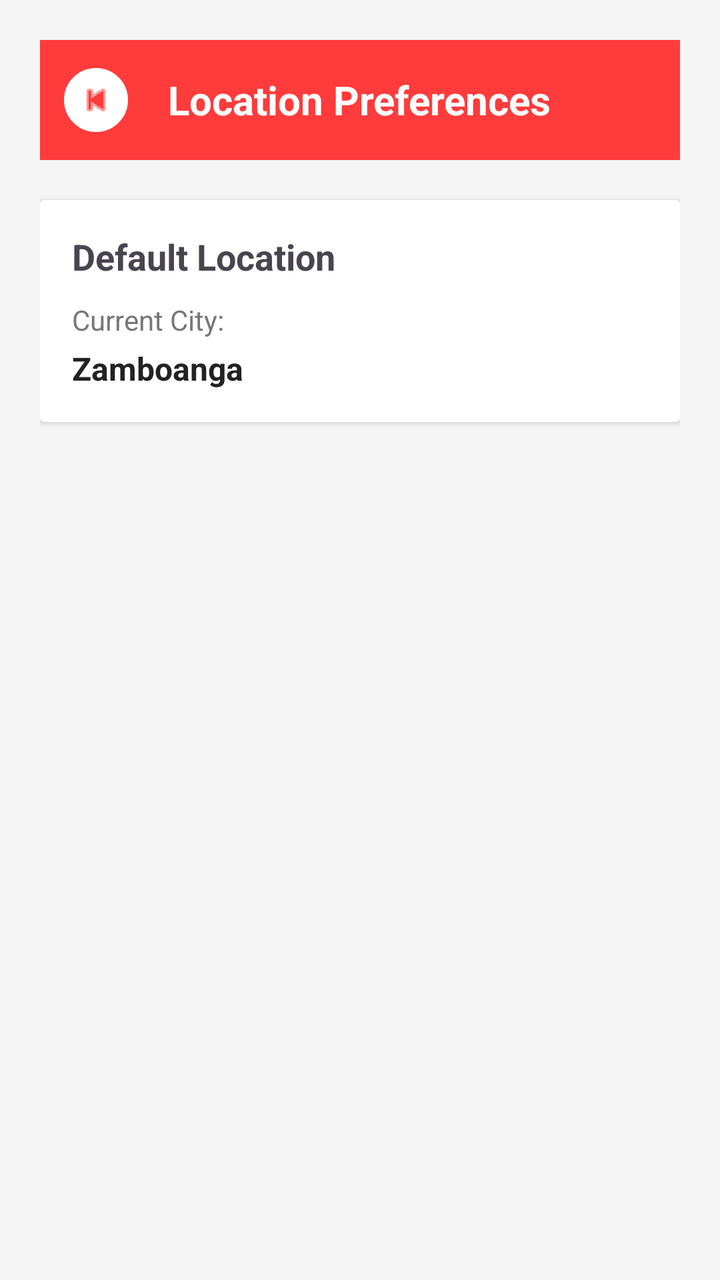
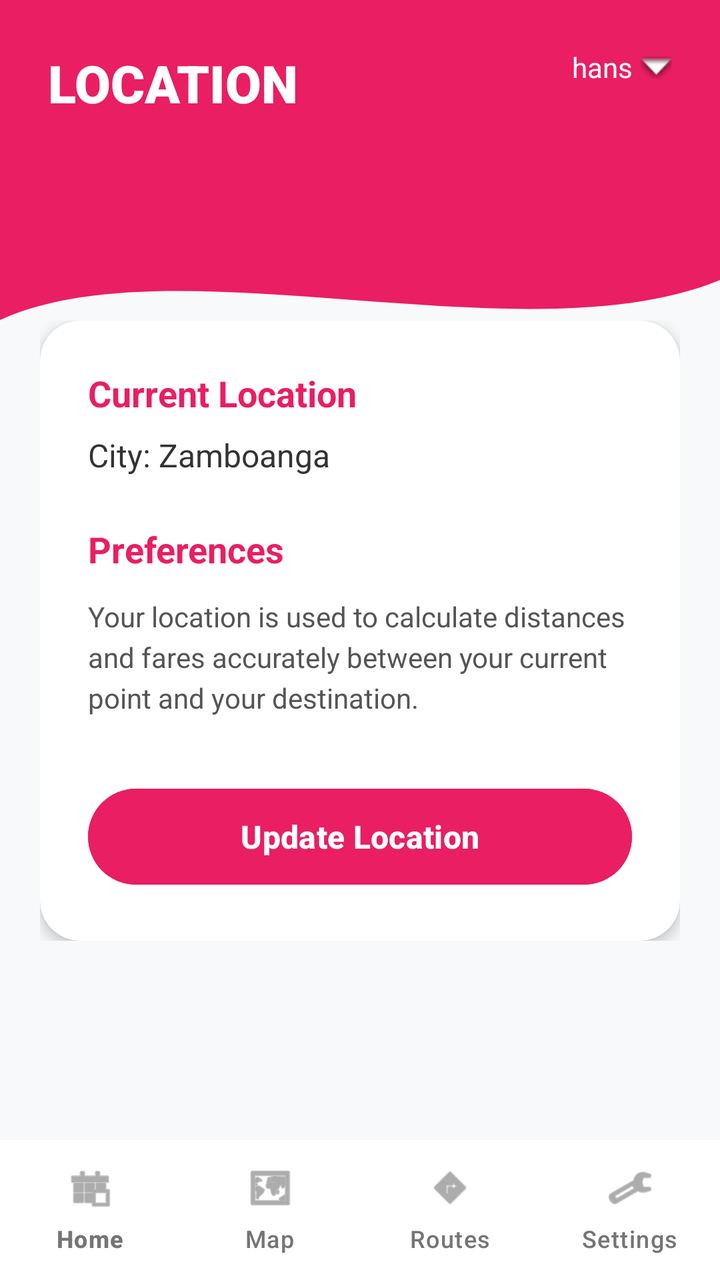

Screens rendered from an Android XML layout before and after an edit, with the pre-edit source and the edit as a unified diff.
<!-- AndroidManifest.xml: application theme Theme.Parada_Finals -->
<!-- res/layout/activity_location.xml -->
<?xml version="1.0" encoding="utf-8"?>
<LinearLayout xmlns:android="http://schemas.android.com/apk/res/android"
    android:layout_width="match_parent"
    android:layout_height="match_parent"
    android:orientation="vertical"
    android:padding="20dp"
    android:background="#F5F5F5">

    
    <RelativeLayout
        android:layout_width="match_parent"
        android:layout_height="60dp"
        android:background="#FF3B3B"
        android:padding="10dp"
        android:layout_marginBottom="20dp">

        
        <ImageView
            android:id="@+id/btnBack"
            android:layout_width="36dp"
            android:layout_height="36dp"
            android:src="@android:drawable/ic_media_previous"
            android:tint="#FF3B3B"
            android:background="@drawable/back_circle_bg"
            android:padding="8dp"
            android:layout_centerVertical="true"
            android:layout_alignParentStart="true"
            android:clickable="true"
            android:focusable="true"/>

        
        <TextView
            android:layout_width="wrap_content"
            android:layout_height="wrap_content"
            android:text="Location Preferences"
            android:textSize="20sp"
            android:textStyle="bold"
            android:textColor="#FFFFFF"
            android:layout_centerInParent="true"/>
    </RelativeLayout>

    
    <androidx.cardview.widget.CardView
        android:layout_width="match_parent"
        android:layout_height="wrap_content"
        android:elevation="6dp"
        android:layout_marginBottom="16dp">

        <LinearLayout
            android:layout_width="match_parent"
            android:layout_height="wrap_content"
            android:orientation="vertical"
            android:padding="16dp">

            <TextView
                android:text="Default Location"
                android:textSize="18sp"
                android:textStyle="bold"
                android:layout_marginBottom="10dp"
                android:layout_width="wrap_content"
                android:layout_height="wrap_content"/>

            <TextView
                android:text="Current City:"
                android:textSize="14sp"
                android:textColor="#777777"
                android:layout_width="wrap_content"
                android:layout_height="wrap_content"/>

            <TextView
                android:text="Zamboanga"
                android:textSize="16sp"
                android:textStyle="bold"
                android:textColor="#222222"
                android:layout_marginTop="4dp"
                android:layout_width="wrap_content"
                android:layout_height="wrap_content"/>

        </LinearLayout>

    </androidx.cardview.widget.CardView>

</LinearLayout>
<!-- resources referenced by this layout -->
<resources>
  <!-- drawable back_circle_bg (drawable) -->
  <?xml version="1.0" encoding="utf-8"?>
  <ripple xmlns:android="http://schemas.android.com/apk/res/android"
      android:color="#33FFFFFF">
  
      <item>
          <shape android:shape="oval">
              <solid android:color="#FFFFFF"/>
              <stroke android:width="2dp" android:color="#FF3B3B"/>
          </shape>
      </item>
  
  </ripple>
  <style name="Theme.Parada_Finals" parent="Base.Theme.Parada_Finals" />
  <style name="Base.Theme.Parada_Finals" parent="Theme.Material3.DayNight.NoActionBar">
          
          
      </style>
</resources>

<!-- the commit's change to res/layout/activity_location.xml (unified diff, before → after) -->
@@ -1,83 +1,139 @@
 <?xml version="1.0" encoding="utf-8"?>
-<LinearLayout xmlns:android="http://schemas.android.com/apk/res/android"
+<RelativeLayout xmlns:android="http://schemas.android.com/apk/res/android"
+    xmlns:app="http://schemas.android.com/apk/res-auto"
     android:layout_width="match_parent"
     android:layout_height="match_parent"
-    android:orientation="vertical"
-    android:padding="20dp"
-    android:background="#F5F5F5">
+    android:background="#F8F9FA">
 
     
     <RelativeLayout
+        android:id="@+id/header"
         android:layout_width="match_parent"
-        android:layout_height="60dp"
-        android:background="#FF3B3B"
-        android:padding="10dp"
-        android:layout_marginBottom="20dp">
+        android:layout_height="180dp"
+        android:background="@drawable/header_bg_wave"
+        android:padding="24dp">
 
-        
-        <ImageView
-            android:id="@+id/btnBack"
-            android:layout_width="36dp"
-            android:layout_height="36dp"
-            android:src="@android:drawable/ic_media_previous"
-            android:tint="#FF3B3B"
-            android:background="@drawable/back_circle_bg"
-            android:padding="8dp"
-            android:layout_centerVertical="true"
-            android:layout_alignParentStart="true"
-            android:clickable="true"
-            android:focusable="true"/>
-
-        
         <TextView
+            android:id="@+id/tvHeaderTitle"
             android:layout_width="wrap_content"
             android:layout_height="wrap_content"
-            android:text="Location Preferences"
-            android:textSize="20sp"
+            android:text="LOCATION"
+            android:textColor="#FFFFFF"
+            android:textSize="26sp"
             android:textStyle="bold"
-            android:textColor="#FFFFFF"
-            android:layout_centerInParent="true"/>
+            android:fontFamily="sans-serif-black" />
+
+        <LinearLayout
+            android:layout_width="wrap_content"
+            android:layout_height="wrap_content"
+            android:layout_alignParentEnd="true"
+            android:gravity="center_vertical"
+            android:orientation="horizontal">
+
+            <TextView
+                android:id="@+id/tvUsernameHeader"
+                android:layout_width="wrap_content"
+                android:layout_height="wrap_content"
+                android:text="hans"
+                android:textColor="#FFFFFF"
+                android:textSize="14sp"
+                android:drawableEnd="@android:drawable/arrow_down_float"
+                android:drawablePadding="4dp"
+                app:tint="#FFFFFF"
+                android:clickable="true"
+                android:focusable="true"/>
+        </LinearLayout>
+
     </RelativeLayout>
 
-    
-    <androidx.cardview.widget.CardView
+    <ScrollView
         android:layout_width="match_parent"
-        android:layout_height="wrap_content"
-        android:elevation="6dp"
-        android:layout_marginBottom="16dp">
+        android:layout_height="match_parent"
+        android:layout_below="@id/header"
+        android:layout_marginTop="-40dp"
+        android:layout_above="@id/bottom_navigation"
+        android:clipToPadding="false"
+        android:paddingBottom="20dp">
 
         <LinearLayout
             android:layout_width="match_parent"
             android:layout_height="wrap_content"
             android:orientation="vertical"
-            android:padding="16dp">
+            android:padding="20dp">
 
-            <TextView
-                android:text="Default Location"
-                android:textSize="18sp"
-                android:textStyle="bold"
-                android:layout_marginBottom="10dp"
-                android:layout_width="wrap_content"
-                android:layout_height="wrap_content"/>
+            <androidx.cardview.widget.CardView
+                android:layout_width="match_parent"
+                android:layout_height="wrap_content"
+                app:cardCornerRadius="20dp"
+                app:cardElevation="4dp">
 
-            <TextView
-                android:text="Current City:"
-                android:textSize="14sp"
-                android:textColor="#777777"
-                android:layout_width="wrap_content"
-                android:layout_height="wrap_content"/>
+                <LinearLayout
+                    android:layout_width="match_parent"
+                    android:layout_height="wrap_content"
+                    android:orientation="vertical"
+                    android:padding="24dp">
 
-            <TextView
-                android:text="Zamboanga"
-                android:textSize="16sp"
-                android:textStyle="bold"
-                android:textColor="#222222"
-                android:layout_marginTop="4dp"
-                android:layout_width="wrap_content"
-                android:layout_height="wrap_content"/>
+                    <TextView
+                        android:layout_width="wrap_content"
+                        android:layout_height="wrap_content"
+                        android:text="Current Location"
+                        android:textColor="@color/parada_red"
+                        android:textSize="18sp"
+                        android:textStyle="bold"
+                        android:layout_marginBottom="8dp"/>
+
+                    <TextView
+                        android:layout_width="match_parent"
+                        android:layout_height="wrap_content"
+                        android:text="City: Zamboanga"
+                        android:textSize="16sp"
+                        android:textColor="#333333"
+                        android:layout_marginBottom="24dp"/>
+
+                    <TextView
+                        android:layout_width="wrap_content"
+                        android:layout_height="wrap_content"
+                        android:text="Preferences"
+                        android:textColor="@color/parada_red"
+                        android:textSize="18sp"
+                        android:textStyle="bold"
+                        android:layout_marginBottom="12dp"/>
+
+                    <TextView
+                        android:layout_width="match_parent"
+                        android:layout_height="wrap_content"
+                        android:text="Your location is used to calculate distances and fares accurately between your current point and your destination."
+                        android:textColor="#555555"
+                        android:lineSpacingExtra="4dp"
+                        android:layout_marginBottom="32dp"/>
+
+                    <Button
+                        android:id="@+id/btnUpdateLocation"
+                        android:layout_width="match_parent"
+                        android:layout_height="56dp"
+                        android:text="Update Location"
+                        android:textAllCaps="false"
+                        android:textSize="16sp"
+                        android:textStyle="bold"
+                        android:backgroundTint="@color/parada_red"
+                        app:cornerRadius="28dp" />
+
+                </LinearLayout>
+            </androidx.cardview.widget.CardView>
 
         </LinearLayout>
+    </ScrollView>
 
-    </androidx.cardview.widget.CardView>
+    <com.google.android.material.bottomnavigation.BottomNavigationView
+        android:id="@+id/bottom_navigation"
+        android:layout_alignParentBottom="true"
+        android:background="#FFFFFF"
+        app:menu="@menu/bottom_nav_menu"
+        android:layout_width="match_parent"
+        android:layout_height="70dp"
+        app:elevation="8dp"
+        app:labelVisibilityMode="labeled"
+        app:itemTextColor="@color/selected_grey"
+        app:itemIconTint="@color/selected_grey"/>
 
-</LinearLayout>
+</RelativeLayout>
<!-- resource entries referenced after the edit -->
@@ -1,18 +1,18 @@
 <!-- resources referenced by this layout -->
 <resources>
-  <!-- drawable back_circle_bg (drawable) -->
+  <color name="parada_red">#E91E63</color>
+  <color name="selected_grey">#757575</color>
+  <!-- drawable header_bg_wave (drawable) -->
   <?xml version="1.0" encoding="utf-8"?>
-  <ripple xmlns:android="http://schemas.android.com/apk/res/android"
-      android:color="#33FFFFFF">
-  
-      <item>
-          <shape android:shape="oval">
-              <solid android:color="#FFFFFF"/>
-              <stroke android:width="2dp" android:color="#FF3B3B"/>
-          </shape>
-      </item>
-  
-  </ripple>
+  <vector xmlns:android="http://schemas.android.com/apk/res/android"
+      android:width="411dp"
+      android:height="180dp"
+      android:viewportWidth="411"
+      android:viewportHeight="180">
+      <path
+          android:fillColor="#E91E63"
+          android:pathData="M0,0H411V140C300,180 100,120 0,160V0Z" />
+  </vector>
   <style name="Theme.Parada_Finals" parent="Base.Theme.Parada_Finals" />
   <style name="Base.Theme.Parada_Finals" parent="Theme.Material3.DayNight.NoActionBar">
           
